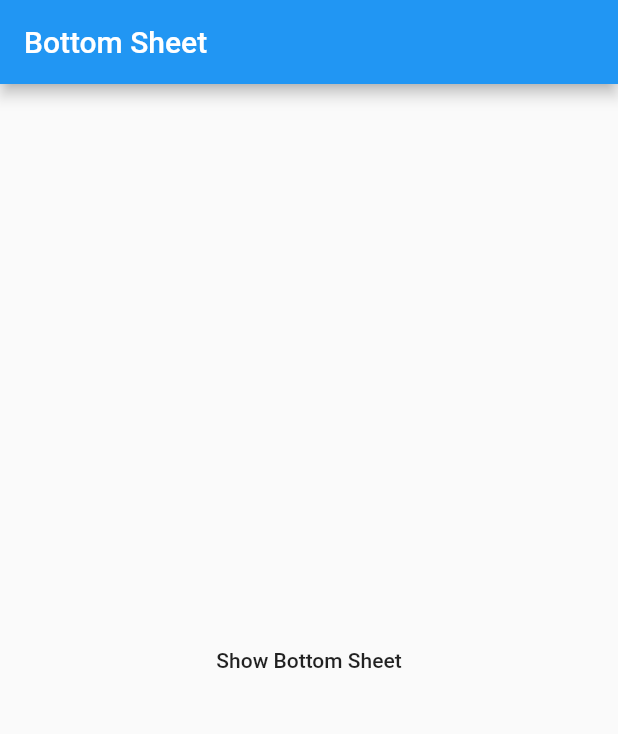
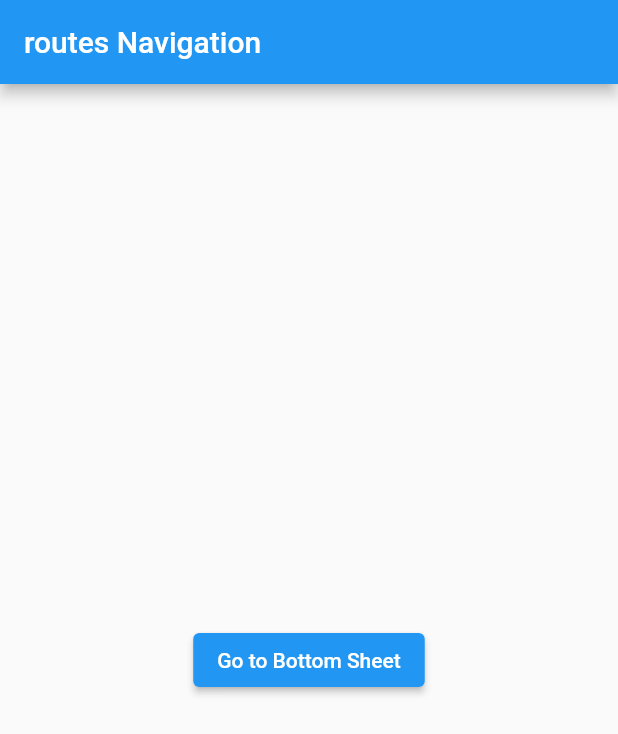
Before and after one commit to Developer-Vijay/StatemanagementGetx, a Flutter app: the screen it shows after launch, on a phone screen of 412 x 824 dp. Shown: the top 734 px of the screen. Run offline on Flutter 3.47's test engine with Material 2 defaults, Android fonts, the phone set to English and light mode, and no system bars; our stand-ins replace get.

Commit message:
Navigation with Unnamed learn

```diff
--- /dev/null
+++ b/lib/Widgets/routes.dart
@@ -0,0 +1,56 @@
+import 'package:flutter/material.dart';
+import 'package:get/get.dart';
+import 'package:getx_learning/Widgets/bottom_sheet.dart';
+import 'package:getx_learning/home_screen.dart';
+
+class Routes extends StatelessWidget {
+  const Routes({Key? key}) : super(key: key);
+
+  @override
+  Widget build(BuildContext context) {
+    return SafeArea(
+      child: Scaffold(
+        appBar: AppBar(title: const Text("routes Navigation")),
+        body: Center(
+          child: Column(
+              mainAxisAlignment: MainAxisAlignment.center,
+              crossAxisAlignment: CrossAxisAlignment.center,
+              children: [
+                ElevatedButton(
+                  onPressed: () {
+                    Get.to(HomeScreen(),
+                        arguments: "Data from the Screen",
+                        //         Get.to(const HomeScreen(),
+                        // to make Screen Full Dialog
+                        fullscreenDialog: true,
+                        // to give animations
+                        transition: Transition.zoom,
+                        // Duration for the animation
+                        duration: const Duration(milliseconds: 500),
+                        // curve animation
+
+                        curve: Curves.bounceInOut
+
+                        // Go to home scree but no option to return to previous screen
+                        // Get.off(homeScreen());
+
+                        // Go to home Screen and cancel all previous screens/ routes
+                        // Get.offAll(HomeScreen());
+
+                        // Go to next Screen with some data
+                        // Get.to(HomeScreen(),arguments: "Data from the Screen");
+
+                        // Go to next Screen and recieve data sent from home screen
+                        // var data=await Get.to(HomeScreen());
+                        //print("The Recieved data is $data");
+
+                        );
+                  },
+                  child: const Text("Go to Bottom Sheet"),
+                )
+              ]),
+        ),
+      ),
+    );
+  }
+}
--- a/lib/main.dart
+++ b/lib/main.dart
@@ -1,6 +1,7 @@
 import 'package:flutter/material.dart';
 import 'package:get/get_navigation/src/root/get_material_app.dart';
 import 'package:getx_learning/Widgets/bottom_sheet.dart';
+import 'package:getx_learning/Widgets/routes.dart';
 
 void main() {
   runApp(const MyApp());
@@ -14,7 +15,7 @@ class MyApp extends StatelessWidget {
     return const GetMaterialApp(
       debugShowCheckedModeBanner: false,
       title: "GetX Tutorial",
-      home: BottomSheets(),
+      home: Routes(),
     );
   }
 }
```
Also changed, not shown: lib/home_screen.dart (added, +39 -0 lines).
